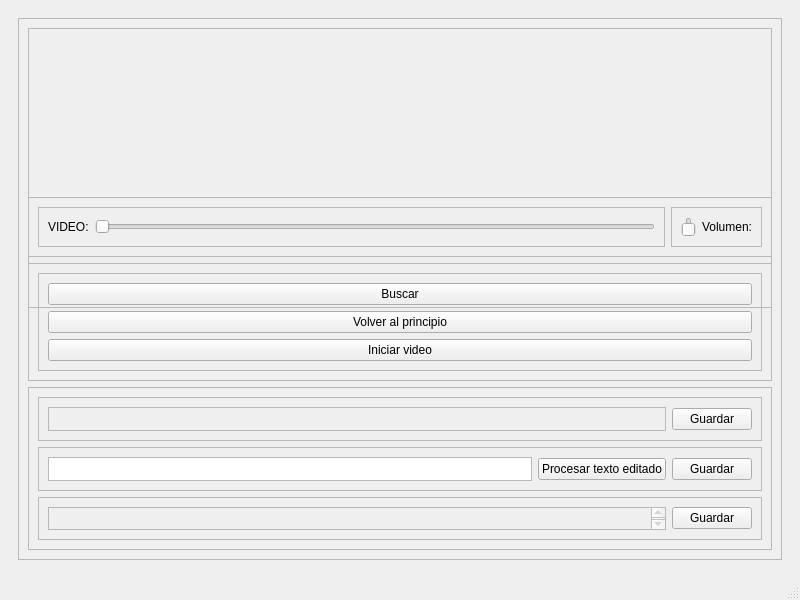
DVP97/SpeechToText, file SI_main.ui: the form before one commit.
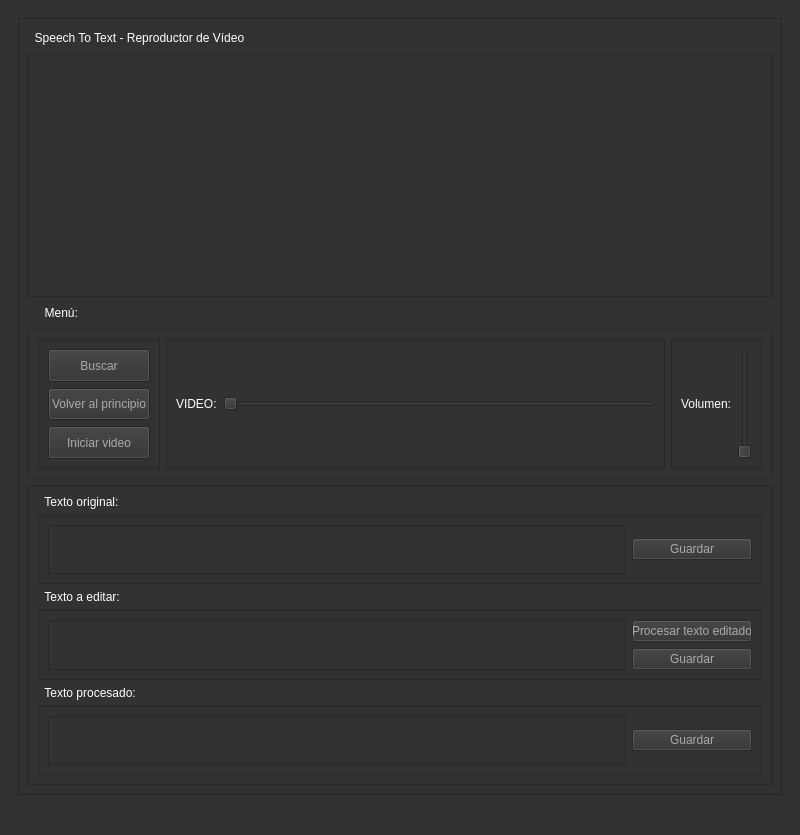
The form after the commit.

Commit message: revisión interfaz

The edit to the form file:
```diff
--- a/SI_main.ui
+++ b/SI_main.ui
@@ -7,13 +7,13 @@
     <x>0</x>
     <y>0</y>
     <width>800</width>
-    <height>600</height>
+    <height>835</height>
    </rect>
   </property>
   <property name="minimumSize">
    <size>
     <width>800</width>
-    <height>600</height>
+    <height>800</height>
    </size>
   </property>
   <property name="maximumSize">
@@ -25,6 +25,273 @@
   <property name="windowTitle">
    <string>MainWindow</string>
   </property>
+  <property name="styleSheet">
+   <string notr="true">/*Copyright (c) DevSec Studio. All rights reserved.
+
+MIT License
+
+Permission is hereby granted, free of charge, to any person obtaining a copy
+of this software and associated documentation files (the &quot;Software&quot;), to deal
+in the Software without restriction, including without limitation the rights
+to use, copy, modify, merge, publish, distribute, sublicense, and/or sell
+copies of the Software, and to permit persons to whom the Software is
+furnished to do so, subject to the following conditions:
+
+The above copyright notice and this permission notice shall be included in all
+copies or substantial portions of the Software.
+
+THE SOFTWARE IS PROVIDED *AS IS*, WITHOUT WARRANTY OF ANY KIND, EXPRESS OR
+IMPLIED, INCLUDING BUT NOT LIMITED TO THE WARRANTIES OF MERCHANTABILITY,
+FITNESS FOR A PARTICULAR PURPOSE AND NONINFRINGEMENT. IN NO EVENT SHALL THE
+AUTHORS OR COPYRIGHT HOLDERS BE LIABLE FOR ANY CLAIM, DAMAGES OR OTHER
+LIABILITY, WHETHER IN AN ACTION OF CONTRACT, TORT OR OTHERWISE, ARISING FROM,
+OUT OF OR IN CONNECTION WITH THE SOFTWARE OR THE USE OR OTHER DEALINGS IN THE SOFTWARE.
+*/
+
+/*-----QWidget-----*/
+QWidget
+{
+    color: #aaa;
+    background-color: #323232;
+
+}
+
+
+/*-----QLabel-----*/
+QLabel
+{
+	background-color: transparent;
+	color: #fff;
+
+}
+
+
+/*-----QMenuBar-----*/
+QMenuBar 
+{
+    background-color: #323232;
+
+}
+
+
+QMenuBar::item
+{
+    background: transparent;
+
+}
+
+
+QMenuBar::item:selected
+{
+    background: #444;
+
+}
+
+
+QMenuBar::item:pressed
+{
+    border: 1px solid #000;
+    background-color: #444;
+    margin-bottom:-1px;
+    padding-bottom:1px;
+
+}
+
+
+/*-----QMenu-----*/
+QMenu
+{
+    background-color: #444;
+    border: 1px solid #222;
+    padding: 4px;
+    padding-right: 0px;
+
+}
+
+
+QMenu::item
+{
+    background-color: transparent;
+    padding: 2px 20px 2px 20px;
+
+}
+
+
+QMenu::item:disabled
+{
+    color: #555;
+    background-color: transparent;
+    padding: 2px 20px 2px 20px;
+
+}
+
+
+QMenu::item:selected
+{
+    background-color: #55aaff;
+    color: #fff;
+
+}
+
+
+/*-----QToolTip-----*/
+QToolTip
+{
+    border: 1px solid #222;
+    background-color: #333;
+    color: #aaa;
+
+}
+
+
+/*-----QToolButton-----*/
+QToolButton
+{
+    color: #b1b1b1;
+    background-color: QLinearGradient( x1: 0, y1: 0, x2: 0, y2: 1, stop: 0 #565656, stop: 0.1 #525252, stop: 0.5 #4e4e4e, stop: 0.9 #4a4a4a, stop: 1 #464646);
+    border-width: 1px;
+    border-color: #1e1e1e;
+    border-style: solid;
+	margin-right: 2px;
+	padding: 3px;
+
+}
+
+
+QToolButton:pressed
+{
+    background-color: QLinearGradient( x1: 0, y1: 0, x2: 0, y2: 1, stop: 0 #2d2d2d, stop: 0.1 #2b2b2b, stop: 0.5 #292929, stop: 0.9 #282828, stop: 1 #252525);
+
+}
+
+
+QToolButton:checked
+{
+    background-color: gray;
+
+}
+
+/*-----QLineEdit-----*/
+QLineEdit{
+	background-color: #fff;
+	color: #000;
+	selection-color: #fff;
+	selection-background-color: #507098;
+
+}
+
+
+/*-----QTreeView-----*/
+QTreeView 
+{
+	background-color: #434343;
+    border: 0.5px solid rgba(108,108,108,75);
+
+}
+
+
+QTreeView::item, 
+QTreeView::branch 
+{
+    background: transparent;
+    color: #DDD;
+
+}
+
+
+QTreeView::item:hover, 
+QTreeView::branch:hover 
+{
+    background-color: #55aaff;
+    color: #DDD;
+
+}
+
+
+QTreeView::item:selected, 
+QTreeView::branch:selected 
+{
+    background-color: #55aaff;
+    color: #fff;
+
+}
+
+
+/*-----QScrollBar-----*/
+QScrollBar:horizontal 
+{
+    background-color: #333;
+    height: 8px;
+    margin: 0px;
+    padding: 0px;
+
+}
+
+
+QScrollBar::handle:horizontal 
+{
+    border: 1px solid #111;
+    background-color: #535353;
+
+}
+
+
+QScrollBar::add-line:horizontal, QScrollBar::sub-line:horizontal,
+QScrollBar::add-page:horizontal, QScrollBar::sub-page:horizontal 
+{
+    width: 0px;
+    background-color: transparent;
+
+}
+
+
+QScrollBar:vertical 
+{
+    background-color: #333;
+    width: 8px;
+    margin: 0;
+
+}
+
+
+QScrollBar::handle:vertical 
+{
+    border: 1px solid #111;
+    background-color: #535353;
+
+}
+
+
+QScrollBar::add-line:vertical, QScrollBar::sub-line:vertical,
+QScrollBar::add-page:vertical, QScrollBar::sub-page:vertical 
+{
+    height: 0px;
+    background-color: transparent;
+
+}
+/*---Edit for tabs*/
+QTabBar{
+border-width: 20px;
+color: black;
+}
+QTabBar::tab 
+{
+    background: #3e3e3e;
+    color: #b1b1b1; 
+    border-color: #48555E;
+
+}
+
+QTabBar::tab:selected, 
+QTabBar::tab:hover 
+{
+    border-top-color: black;
+    border-color: #40494E;
+    color: #fff;
+    background:#394a41; 
+}
+</string>
+  </property>
   <widget class="QWidget" name="centralwidget">
    <property name="maximumSize">
     <size>
@@ -52,11 +319,24 @@
          </property>
          <layout class="QVBoxLayout" name="verticalLayout_2">
           <item>
-           <widget class="QFrame" name="frame">
+           <widget class="QLabel" name="label_5">
+            <property name="maximumSize">
+             <size>
+              <width>16777215</width>
+              <height>20</height>
+             </size>
+            </property>
+            <property name="text">
+             <string>  Speech To Text - Reproductor de Vídeo</string>
+            </property>
+           </widget>
+          </item>
+          <item>
+           <widget class="QFrame" name="frame_vid">
             <property name="minimumSize">
              <size>
               <width>0</width>
-              <height>280</height>
+              <height>200</height>
              </size>
             </property>
             <property name="frameShape">
@@ -72,14 +352,33 @@
             </layout>
            </widget>
           </item>
+          <item>
+           <widget class="QLabel" name="label_4">
+            <property name="maximumSize">
+             <size>
+              <width>16777215</width>
+              <height>20</height>
+             </size>
+            </property>
+            <property name="text">
+             <string>     Menú:</string>
+            </property>
+           </widget>
+          </item>
           <item>
            <widget class="QFrame" name="frame_controles">
-            <property name="maximumSize">
+            <property name="minimumSize">
              <size>
-              <width>16777215</width>
+              <width>0</width>
               <height>100</height>
              </size>
             </property>
+            <property name="maximumSize">
+             <size>
+              <width>16777215</width>
+              <height>150</height>
+             </size>
+            </property>
             <property name="frameShape">
              <enum>QFrame::StyledPanel</enum>
             </property>
@@ -88,7 +387,89 @@
             </property>
             <layout class="QHBoxLayout" name="horizontalLayout">
              <item>
-              <widget class="QFrame" name="fram_vid">
+              <widget class="QFrame" name="frame_2">
+               <property name="maximumSize">
+                <size>
+                 <width>200</width>
+                 <height>300</height>
+                </size>
+               </property>
+               <property name="frameShape">
+                <enum>QFrame::StyledPanel</enum>
+               </property>
+               <property name="frameShadow">
+                <enum>QFrame::Raised</enum>
+               </property>
+               <layout class="QHBoxLayout" name="horizontalLayout_6">
+                <item>
+                 <layout class="QVBoxLayout" name="verticalLayout_3">
+                  <item>
+                   <widget class="QPushButton" name="search_button">
+                    <property name="minimumSize">
+                     <size>
+                      <width>0</width>
+                      <height>30</height>
+                     </size>
+                    </property>
+                    <property name="maximumSize">
+                     <size>
+                      <width>16777215</width>
+                      <height>50</height>
+                     </size>
+                    </property>
+                    <property name="layoutDirection">
+                     <enum>Qt::LeftToRight</enum>
+                    </property>
+                    <property name="text">
+                     <string>Buscar</string>
+                    </property>
+                   </widget>
+                  </item>
+                  <item>
+                   <widget class="QPushButton" name="stop_button">
+                    <property name="minimumSize">
+                     <size>
+                      <width>0</width>
+                      <height>30</height>
+                     </size>
+                    </property>
+                    <property name="maximumSize">
+                     <size>
+                      <width>16777215</width>
+                      <height>50</height>
+                     </size>
+                    </property>
+                    <property name="text">
+                     <string>Volver al principio</string>
+                    </property>
+                   </widget>
+                  </item>
+                  <item>
+                   <widget class="QPushButton" name="play_button">
+                    <property name="minimumSize">
+                     <size>
+                      <width>0</width>
+                      <height>30</height>
+                     </size>
+                    </property>
+                    <property name="maximumSize">
+                     <size>
+                      <width>16777215</width>
+                      <height>50</height>
+                     </size>
+                    </property>
+                    <property name="text">
+                     <string>Iniciar video</string>
+                    </property>
+                   </widget>
+                  </item>
+                 </layout>
+                </item>
+               </layout>
+              </widget>
+             </item>
+             <item>
+              <widget class="QFrame" name="frame_video_ctrl">
                <property name="frameShape">
                 <enum>QFrame::StyledPanel</enum>
                </property>
@@ -134,13 +515,6 @@
                 <enum>QFrame::Raised</enum>
                </property>
                <layout class="QHBoxLayout" name="horizontalLayout_3">
-                <item>
-                 <widget class="QSlider" name="volume_slider">
-                  <property name="orientation">
-                   <enum>Qt::Vertical</enum>
-                  </property>
-                 </widget>
-                </item>
                 <item>
                  <widget class="QLabel" name="volume_label">
                   <property name="text">
@@ -148,60 +522,12 @@
                   </property>
                  </widget>
                 </item>
-               </layout>
-              </widget>
-             </item>
-            </layout>
-           </widget>
-          </item>
-          <item>
-           <widget class="QFrame" name="botonera_2">
-            <property name="maximumSize">
-             <size>
-              <width>16777215</width>
-              <height>200</height>
-             </size>
-            </property>
-            <property name="frameShape">
-             <enum>QFrame::StyledPanel</enum>
-            </property>
-            <property name="frameShadow">
-             <enum>QFrame::Raised</enum>
-            </property>
-            <layout class="QVBoxLayout" name="verticalLayout">
-             <item>
-              <widget class="QFrame" name="frame_2">
-               <property name="frameShape">
-                <enum>QFrame::StyledPanel</enum>
-               </property>
-               <property name="frameShadow">
-                <enum>QFrame::Raised</enum>
-               </property>
-               <layout class="QHBoxLayout" name="horizontalLayout_6">
                 <item>
-                 <layout class="QVBoxLayout" name="verticalLayout_3">
-                  <item>
-                   <widget class="QPushButton" name="search_button">
-                    <property name="text">
-                     <string>Buscar</string>
-                    </property>
-                   </widget>
-                  </item>
-                  <item>
-                   <widget class="QPushButton" name="stop_button">
-                    <property name="text">
-                     <string>Volver al principio</string>
-                    </property>
-                   </widget>
-                  </item>
-                  <item>
-                   <widget class="QPushButton" name="play_button">
-                    <property name="text">
-                     <string>Iniciar video</string>
-                    </property>
-                   </widget>
-                  </item>
-                 </layout>
+                 <widget class="QSlider" name="volume_slider">
+                  <property name="orientation">
+                   <enum>Qt::Vertical</enum>
+                  </property>
+                 </widget>
                 </item>
                </layout>
               </widget>
@@ -211,6 +537,12 @@
           </item>
           <item>
            <widget class="QFrame" name="frame_txts">
+            <property name="maximumSize">
+             <size>
+              <width>16777215</width>
+              <height>300</height>
+             </size>
+            </property>
             <property name="frameShape">
              <enum>QFrame::StyledPanel</enum>
             </property>
@@ -218,6 +550,13 @@
              <enum>QFrame::Raised</enum>
             </property>
             <layout class="QVBoxLayout" name="verticalLayout_6">
+             <item>
+              <widget class="QLabel" name="label_2">
+               <property name="text">
+                <string>  Texto original:</string>
+               </property>
+              </widget>
+             </item>
              <item>
               <widget class="QFrame" name="frame_txt_org">
                <property name="frameShape">
@@ -236,6 +575,21 @@
                 </item>
                 <item>
                  <widget class="QPushButton" name="save_button_org">
+                  <property name="enabled">
+                   <bool>false</bool>
+                  </property>
+                  <property name="minimumSize">
+                   <size>
+                    <width>120</width>
+                    <height>0</height>
+                   </size>
+                  </property>
+                  <property name="maximumSize">
+                   <size>
+                    <width>120</width>
+                    <height>16777215</height>
+                   </size>
+                  </property>
                   <property name="text">
                    <string>Guardar</string>
                   </property>
@@ -244,6 +598,13 @@
                </layout>
               </widget>
              </item>
+             <item>
+              <widget class="QLabel" name="label">
+               <property name="text">
+                <string>  Texto a editar:</string>
+               </property>
+              </widget>
+             </item>
              <item>
               <widget class="QFrame" name="frame_txt_mod">
                <property name="frameShape">
@@ -257,22 +618,45 @@
                  <widget class="QTextEdit" name="txt_mod"/>
                 </item>
                 <item>
-                 <widget class="QPushButton" name="procesar_txt_button">
-                  <property name="text">
-                   <string>Procesar texto editado</string>
-                  </property>
-                 </widget>
-                </item>
-                <item>
-                 <widget class="QPushButton" name="save_button_mod">
-                  <property name="text">
-                   <string>Guardar</string>
-                  </property>
-                 </widget>
+                 <layout class="QVBoxLayout" name="verticalLayout_8">
+                  <item>
+                   <widget class="QPushButton" name="procesar_txt_button">
+                    <property name="enabled">
+                     <bool>false</bool>
+                    </property>
+                    <property name="maximumSize">
+                     <size>
+                      <width>120</width>
+                      <height>16777215</height>
+                     </size>
+                    </property>
+                    <property name="text">
+                     <string>Procesar texto editado</string>
+                    </property>
+                   </widget>
+                  </item>
+                  <item>
+                   <widget class="QPushButton" name="save_button_mod">
+                    <property name="enabled">
+                     <bool>false</bool>
+                    </property>
+                    <property name="text">
+                     <string>Guardar</string>
+                    </property>
+                   </widget>
+                  </item>
+                 </layout>
                 </item>
                </layout>
               </widget>
              </item>
+             <item>
+              <widget class="QLabel" name="label_3">
+               <property name="text">
+                <string>  Texto procesado:</string>
+               </property>
+              </widget>
+             </item>
              <item>
               <widget class="QFrame" name="frame_txt_tag">
                <property name="frameShape">
@@ -291,6 +675,15 @@
                 </item>
                 <item>
                  <widget class="QPushButton" name="save_button_tag">
+                  <property name="enabled">
+                   <bool>false</bool>
+                  </property>
+                  <property name="minimumSize">
+                   <size>
+                    <width>120</width>
+                    <height>0</height>
+                   </size>
+                  </property>
                   <property name="text">
                    <string>Guardar</string>
                   </property>
```
Left out of the diff: 6 changed lines with no effect on the pictures. The commit also changes 1 other file.
